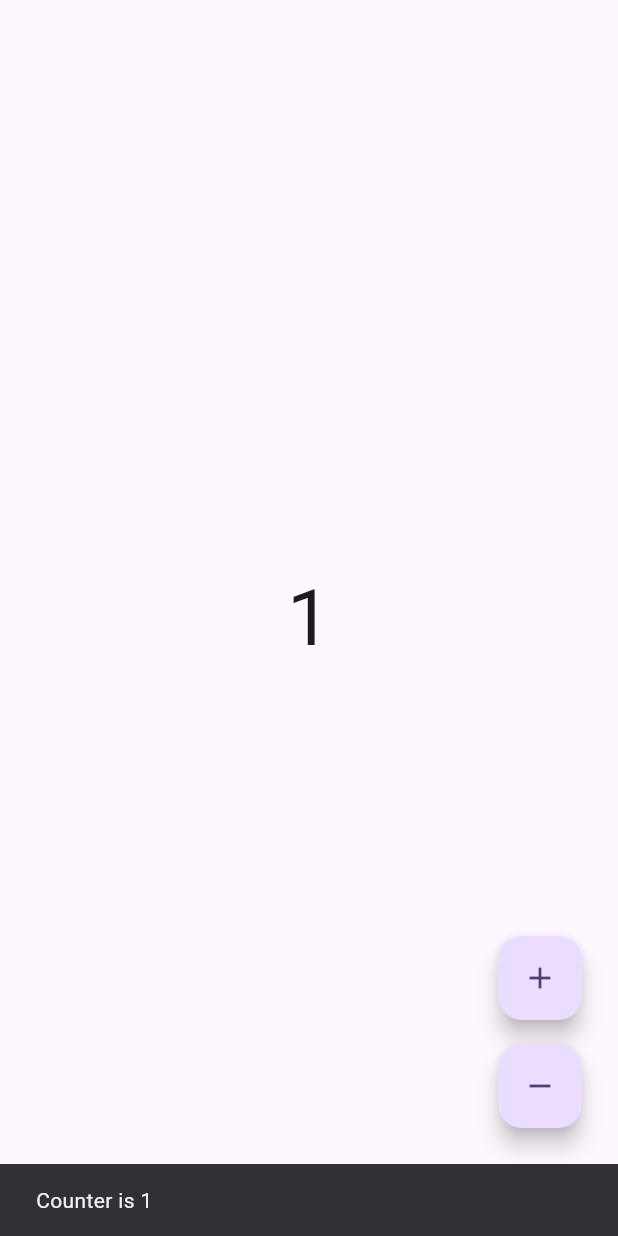
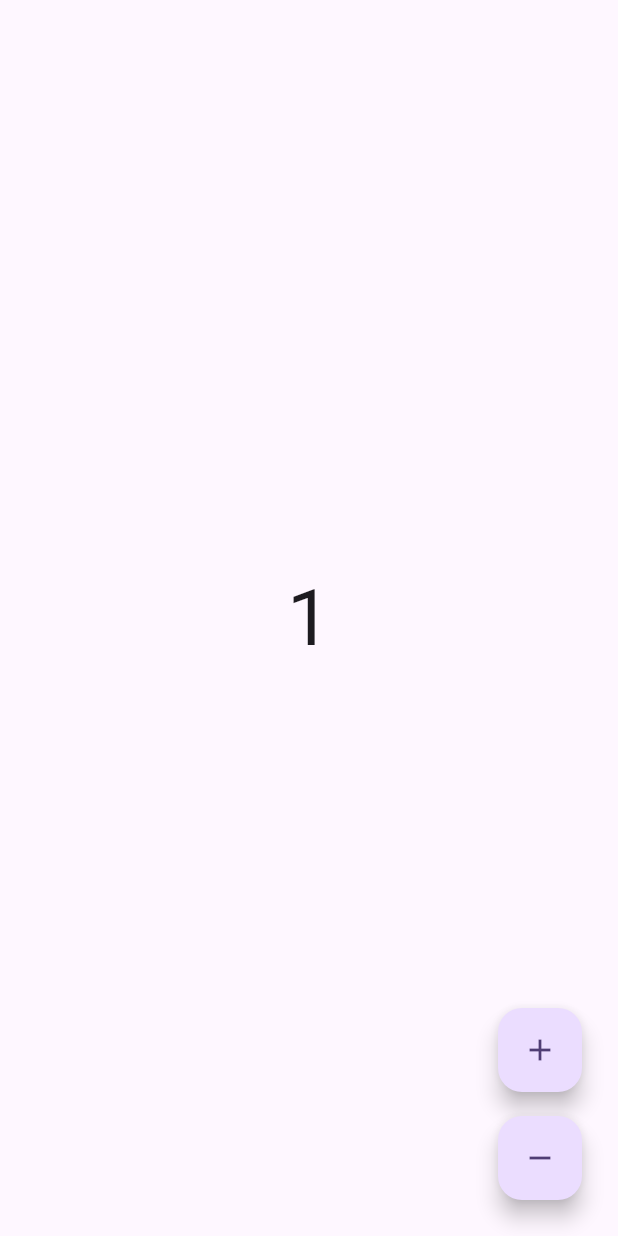
Before and after one commit to ErAbhi90/flutter_counter_bloc_cubit_demo, a Flutter app: the screen it shows after launch, after a tap on the "add" icon, on a phone screen of 412 x 824 dp. Run offline on Flutter 3.47's test engine with Material 3 defaults, Android fonts, the phone set to English and light mode, and no system bars; our stand-ins replace equatable, flutter_bloc.

Commit message:
Counter app functionality using Bloc

```diff
--- /dev/null
+++ b/lib/blocs/counter/counter_bloc.dart
@@ -0,0 +1,14 @@
+import 'package:equatable/equatable.dart';
+import 'package:flutter_bloc/flutter_bloc.dart';
+
+part 'counter_event.dart';
+part 'counter_state.dart';
+
+class CounterBloc extends Bloc<CounterEvent, CounterState> {
+  CounterBloc() : super(CounterState.initial()) {
+    on<CounterIncrementEvent>(
+        (event, emit) => emit(state.copyWith(counter: state.counter + 1)));
+    on<CounterDecrementEvent>(
+        (event, emit) => emit(state.copyWith(counter: state.counter - 1)));
+  }
+}
--- /dev/null
+++ b/lib/blocs/counter/counter_event.dart
@@ -0,0 +1,12 @@
+part of 'counter_bloc.dart';
+
+sealed class CounterEvent extends Equatable {
+  const CounterEvent();
+
+  @override
+  List<Object> get props => [];
+}
+
+class CounterIncrementEvent extends CounterEvent {}
+
+class CounterDecrementEvent extends CounterEvent {}
--- a/lib/cubits/counter/counter_state.dart
+++ b/lib/blocs/counter/counter_state.dart
@@ -1,4 +1,4 @@
-part of 'counter_cubit.dart';
+part of 'counter_bloc.dart';
 
 class CounterState extends Equatable {
   final int counter;
@@ -6,7 +6,7 @@ class CounterState extends Equatable {
     required this.counter,
   });
 
-  factory CounterState.initial() => CounterState(counter: 0);
+  factory CounterState.initial() => const CounterState(counter: 0);
 
   @override
   List<Object> get props => [counter];
--- a/lib/cubits/counter/counter_cubit.dart
+++ /dev/null
@@ -1,11 +0,0 @@
-import 'package:equatable/equatable.dart';
-import 'package:flutter_bloc/flutter_bloc.dart';
-
-part 'counter_state.dart';
-
-class CounterCubit extends Cubit<CounterState> {
-  CounterCubit() : super(CounterState.initial());
-
-  void increment() => emit(state.copyWith(counter: state.counter + 1));
-  void decrement() => emit(state.copyWith(counter: state.counter - 1));
-}
--- a/lib/main.dart
+++ b/lib/main.dart
@@ -1,6 +1,6 @@
 import 'package:flutter/material.dart';
 import 'package:flutter_bloc/flutter_bloc.dart';
-import 'package:flutter_counter_bloc_cubit_demo/cubits/counter/counter_cubit.dart';
+import 'package:flutter_counter_bloc_cubit_demo/blocs/counter/counter_bloc.dart';
 import 'package:flutter_counter_bloc_cubit_demo/my_home_screen.dart';
 
 void main() {
@@ -12,11 +12,11 @@ class MyApp extends StatelessWidget {
 
   @override
   Widget build(BuildContext context) {
-    return BlocProvider(
-      create: (context) => CounterCubit(),
+    return BlocProvider<CounterBloc>(
+      create: (context) => CounterBloc(),
       child: MaterialApp(
         debugShowCheckedModeBanner: false,
-        title: 'Counter Cubit',
+        title: 'Counter Bloc',
         theme: ThemeData(
           colorScheme: ColorScheme.fromSeed(seedColor: Colors.deepPurple),
           useMaterial3: true,
--- a/lib/my_home_screen.dart
+++ b/lib/my_home_screen.dart
@@ -1,6 +1,6 @@
 import 'package:flutter/material.dart';
 import 'package:flutter_bloc/flutter_bloc.dart';
-import 'package:flutter_counter_bloc_cubit_demo/cubits/counter/counter_cubit.dart';
+import 'package:flutter_counter_bloc_cubit_demo/blocs/counter/counter_bloc.dart';
 
 class MyHomeScreen extends StatelessWidget {
   const MyHomeScreen({super.key});
@@ -8,55 +8,27 @@ class MyHomeScreen extends StatelessWidget {
   @override
   Widget build(BuildContext context) {
     return Scaffold(
-      body:
-
-          /*
-      Center(
-        child:
-
-        Method one: Using extension method to access the state
-        This is not recommended as whole widget including the scaffold will rebuild
-        Text(
-          "${context.watch<CounterCubit>().state.counter}",
-          style: TextStyle(fontSize: 52.0),
-        ),
-
-        Method one: Optimized using Builder
-        To optimize this so that when counter is changed only the text widget rebuilds, we can use Builder with child as Text Widget
-        Builder(
-          builder: (context) {
-            final counterState = context.watch<CounterCubit>().state;
-            return Text(
-              "${counterState.counter}",
+      body: BlocListener<CounterBloc, CounterState>(
+        listener: (context, state) {
+          if (state.counter > 10) {
+            // Dismiss any existing Snackbar
+            ScaffoldMessenger.of(context).hideCurrentSnackBar();
+            ScaffoldMessenger.of(context).showSnackBar(
+              SnackBar(
+                content: Text('Counter is greater than 10'),
+              ),
+            );
+          }
+        },
+        child: Builder(builder: (context) {
+          return Center(
+            child: Text(
+              '${context.watch<CounterBloc>().state.counter}',
               style: TextStyle(fontSize: 52.0),
-            );
-          },
-        ),
-
-
-        Method 2: When we use BlocBuilder, only the widget inside the builder will rebuild
-            BlocBuilder<CounterCubit, CounterState>(builder: (context, state) {
-          return Text(
-            "${state.counter}",
-            style: TextStyle(fontSize: 52.0),
+            ),
           );
         }),
       ),
-
-    */
-
-          BlocConsumer<CounterCubit, CounterState>(listener: (context, state) {
-        //This is to do stuff based on cubit state that basically needs an overlay like snackbar, dialog etc
-        final snackBar = SnackBar(content: Text('Counter is ${state.counter}'));
-        ScaffoldMessenger.of(context).showSnackBar(snackBar);
-      }, builder: (context, state) {
-        return Center(
-          child: Text(
-            "${state.counter}",
-            style: TextStyle(fontSize: 52.0),
-          ),
-        );
-      }),
       floatingActionButton: Padding(
         padding: const EdgeInsets.all(8.0),
         child: Column(
@@ -64,12 +36,14 @@ class MyHomeScreen extends StatelessWidget {
           mainAxisAlignment: MainAxisAlignment.end,
           children: [
             FloatingActionButton(
-              onPressed: () => context.read<CounterCubit>().increment(),
+              onPressed: () =>
+                  context.read<CounterBloc>().add(CounterIncrementEvent()),
               heroTag: 'increment',
               child: Icon(Icons.add),
             ),
             FloatingActionButton(
-              onPressed: () => context.read<CounterCubit>().decrement(),
+              onPressed: () =>
+                  context.read<CounterBloc>().add(CounterDecrementEvent()),
               heroTag: 'decrement',
               child: Icon(Icons.remove),
             )
```
